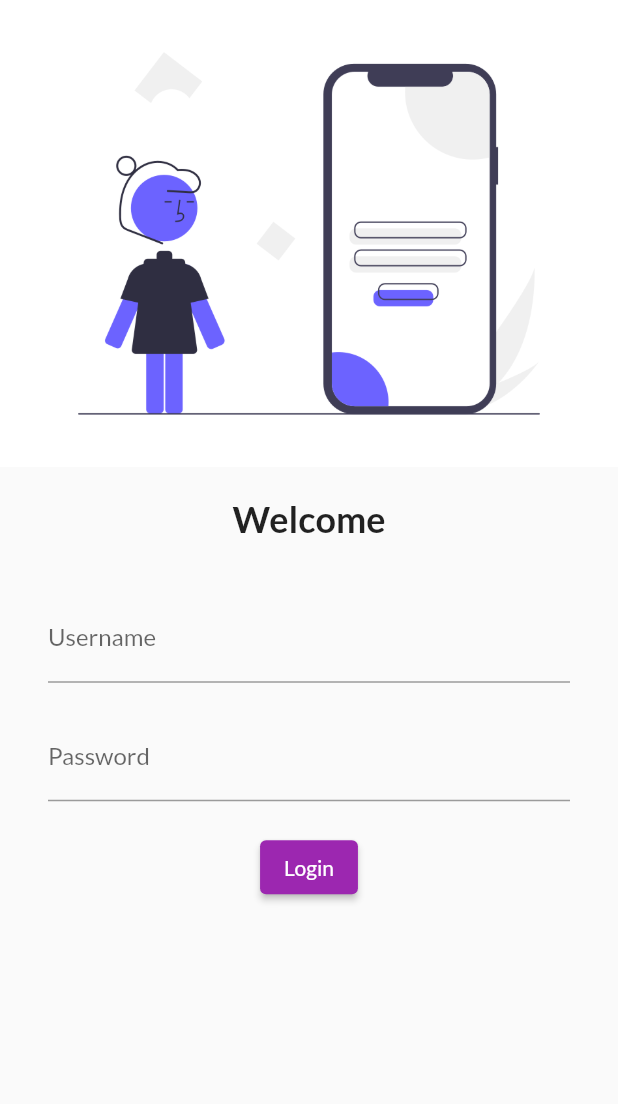
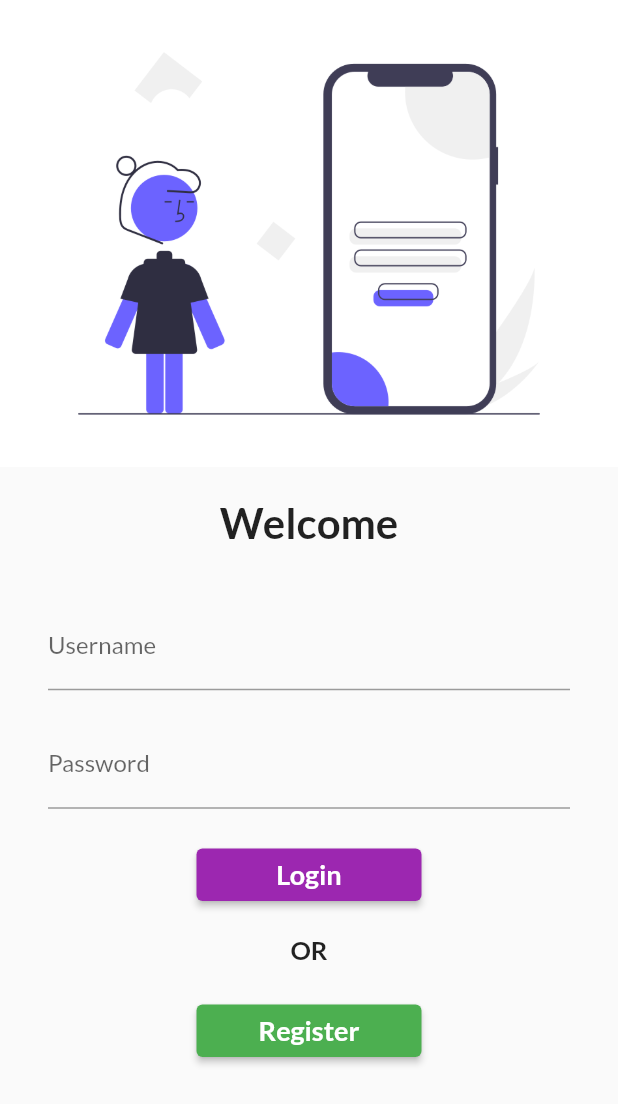
Before and after one commit to sa-gupta/Cataloge_app, a Flutter app: the screen it shows after launch, on a phone screen of 412 x 824 dp. Shown: the top 1104 px of the screen. Run offline on Flutter 3.47's test engine with Material 2 defaults, Android fonts, the light colour scheme and no system bars; our stand-ins replace google_fonts.

Commit message:
day 5 completed

```diff
--- a/lib/main.dart
+++ b/lib/main.dart
@@ -1,4 +1,5 @@
 import 'package:cataloge_app/pages/login_page.dart';
+import 'package:cataloge_app/utils/routes.dart';
 import 'package:flutter/cupertino.dart';
 import 'package:flutter/material.dart';
 import 'package:google_fonts/google_fonts.dart';
@@ -23,8 +24,8 @@ class MyApp extends StatelessWidget {
       initialRoute: "/login",
       routes: {
         "/": (context) => LoginPage(),
-        "/home": (context) => HomePage(),
-        "/login": (context) => LoginPage(),
+        MyRoutes.homeRoute: (context) => HomePage(),
+        MyRoutes.loginRoute: (context) => LoginPage(),
       },
     );
   }
--- a/lib/pages/login_page.dart
+++ b/lib/pages/login_page.dart
@@ -1,3 +1,4 @@
+import 'package:cataloge_app/utils/routes.dart';
 import 'package:flutter/material.dart';
 
 class LoginPage extends StatelessWidget {
@@ -6,6 +7,7 @@ class LoginPage extends StatelessWidget {
   @override
   Widget build(BuildContext context) {
     return Material(
+      child: SingleChildScrollView(
         child: Column(
           children: [
             Image.asset(
@@ -15,7 +17,7 @@ class LoginPage extends StatelessWidget {
             SizedBox(height: 20.0),
             Text(
               "Welcome",
-            style: TextStyle(fontSize: 24, fontWeight: FontWeight.bold),
+              style: TextStyle(fontSize: 28, fontWeight: FontWeight.bold),
             ),
             SizedBox(height: 20.0),
             Padding(
@@ -36,16 +38,38 @@ class LoginPage extends StatelessWidget {
                   ),
                   SizedBox(height: 20),
                   ElevatedButton(
-                  child: Text("Login"),
-                  style: TextButton.styleFrom(),
+                    child: Text(
+                      "Login",
+                      style:
+                          TextStyle(fontSize: 18, fontWeight: FontWeight.bold),
+                    ),
+                    style: TextButton.styleFrom(minimumSize: Size(150, 35)),
                     onPressed: () {
-                    print("hi");
+                      Navigator.pushNamed(context, MyRoutes.homeRoute);
                     },
                   ),
                 ],
               ),
             ),
+            Text(
+              "OR",
+              style: TextStyle(fontSize: 17, fontWeight: FontWeight.bold),
+            ),
+            SizedBox(
+              height: 20,
+            ),
+            ElevatedButton(
+                style: TextButton.styleFrom(
+                    minimumSize: Size(150, 35), backgroundColor: Colors.green),
+                onPressed: () {
+                  print("Register btn pressed");
+                },
+                child: Text(
+                  "Register",
+                  style: TextStyle(fontSize: 18, fontWeight: FontWeight.bold),
+                )),
           ],
+        ),
       ),
     );
   }
--- /dev/null
+++ b/lib/utils/routes.dart
@@ -0,0 +1,5 @@
+class MyRoutes {
+  static String loginRoute = "/login";
+  static String homeRoute = "/home";
+  static String registerRoute = "/register";
+}
```
Lines whose indentation alone changed are shown as unchanged.
